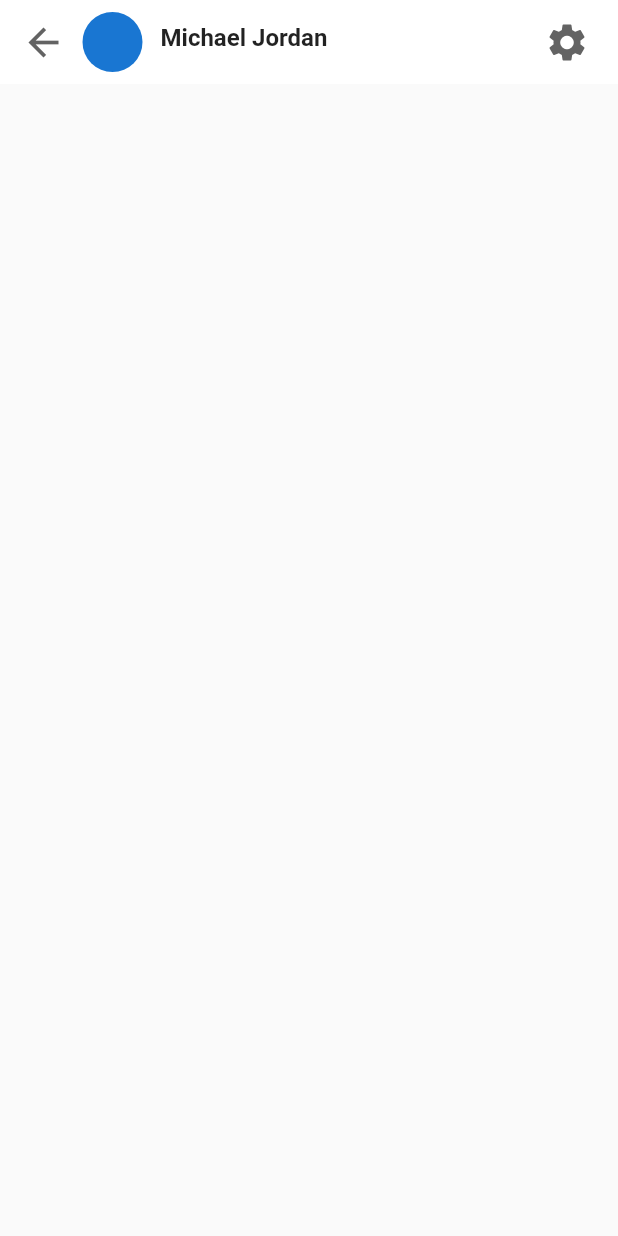
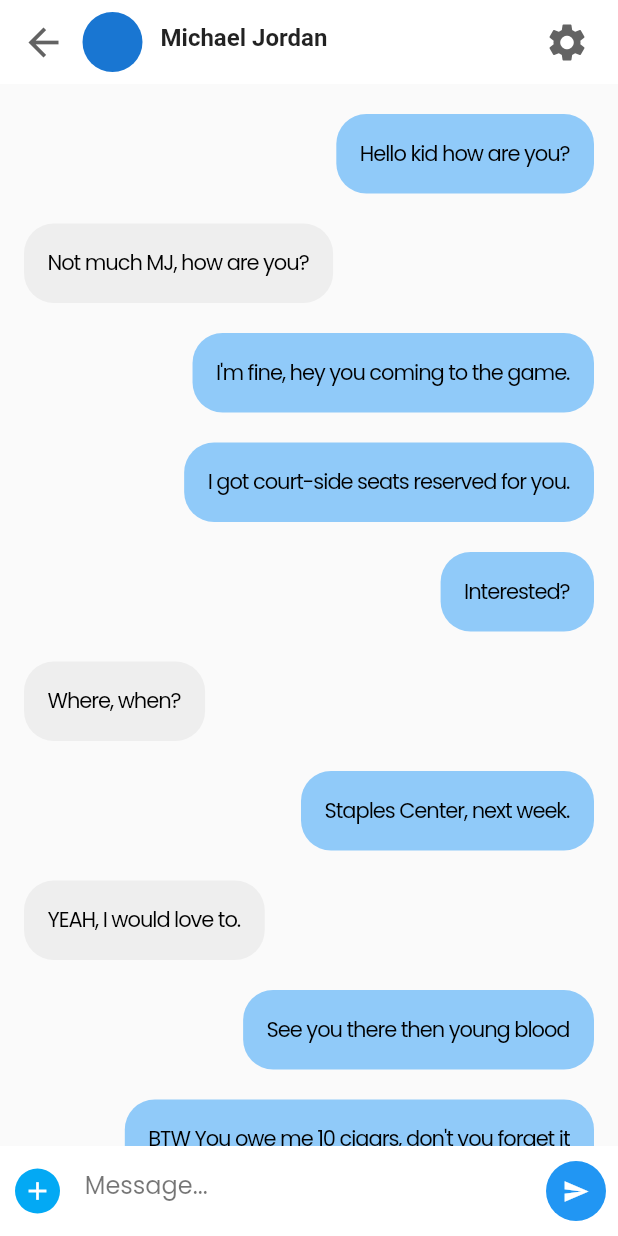
Before and after one commit to alptuzun/Flutter-Social-Media-App, a Flutter app: the ChatScreen screen opened directly, on a phone screen of 412 x 824 dp. Run offline on Flutter 3.47's test engine with Material 2 defaults, Android fonts, the phone set to English and light mode, and no system bars; our stand-ins replace email_validator, google_fonts, shared_preferences, smooth_page_indicator; accounts and stored records are empty.

Commit message:
created chat screen

```diff
--- a/lib/routes/chat_screen.dart
+++ b/lib/routes/chat_screen.dart
@@ -1,5 +1,9 @@
 import 'package:cs310_group_28/visuals/colors.dart';
+import 'package:cs310_group_28/visuals/screen_size.dart';
+import 'package:cs310_group_28/visuals/text_style.dart';
 import 'package:flutter/material.dart';
+import 'package:google_fonts/google_fonts.dart';
+import 'package:cs310_group_28/ui/chat_message.dart';
 
 class ChatScreen extends StatefulWidget {
   const ChatScreen({Key? key}) : super(key: key);
@@ -71,6 +75,78 @@ class _ChatScreenState extends State<ChatScreen> {
           ),
         ),
       ),
-        body: Container());
+      body: Stack(
+        children: <Widget>[
+          ListView.builder(
+            itemCount: messageList.length,
+            padding: const EdgeInsets.only(top: 10,bottom: 10),
+            itemBuilder: (context, index){
+              return Container(
+                padding: const EdgeInsets.only(left: 16,right: 16,top: 10,bottom: 10),
+                child: Align(
+                  alignment: (messageList[index].type == "receiver" ? Alignment.topLeft : Alignment.topRight),
+                  child: Container(
+                    decoration: BoxDecoration(
+                      borderRadius: BorderRadius.circular(20),
+                      color: (messageList[index].type  == "receiver" ? Colors.grey.shade200 : Colors.blue[200]),
+                    ),
+                    padding: const EdgeInsets.all(16),
+                    child: Text(messageList[index].message,
+                    style: Styles.appMainTextStyle,),
+                  ),
+                ),
+              );
+            },
+          ),
+          Align(
+            alignment: Alignment.bottomLeft,
+            child: Container(
+              padding: const EdgeInsets.only(left: 10, bottom: 10, top: 10),
+              height: 60,
+              width: double.infinity,
+              color: Colors.white,
+              child: Row(
+                children: <Widget>[
+                  GestureDetector(
+                    onTap: () {},
+                    child: Container(
+                        height: 30,
+                        width: 30,
+                        decoration: BoxDecoration(
+                          color: Colors.lightBlue,
+                          borderRadius: BorderRadius.circular(30),
+                        ),
+                        child: const Icon(Icons.add,
+                            color: Colors.white, size: 20)),
+                  ),
+                  SizedBox(width: screenWidth(context, dividedBy: 25)),
+                  Expanded(
+                    child: TextField(
+                      autocorrect: true,
+                      keyboardType: TextInputType.text,
+                      decoration: InputDecoration(
+                          hintText: "Message...",
+                          hintStyle: GoogleFonts.poppins(color: Colors.black54),
+                          border: InputBorder.none),
+                    ),
+                  ),
+                  SizedBox(width: screenWidth(context, dividedBy: 60)),
+                  FloatingActionButton(
+                    onPressed: () {},
+                    backgroundColor: Colors.blue,
+                    elevation: 0,
+                    child: const Icon(
+                      Icons.send,
+                      color: Colors.white,
+                      size: 18,
+                    ),
+                  ),
+                ],
+              ),
+            ),
+          ),
+        ],
+      ),
+    );
   }
 }
--- /dev/null
+++ b/lib/ui/chat_message.dart
@@ -0,0 +1,49 @@
+class Chat {
+  String message;
+  String type;
+
+  Chat({required this.message, required this.type});
+}
+
+List<Chat> messageList = [
+  Chat(
+    message: "Hello kid how are you?",
+    type: "sender",
+  ),
+  Chat(
+    message: "Not much MJ, how are you?",
+    type: "receiver",
+  ),
+  Chat(
+    message: "I'm fine, hey you coming to the game.",
+    type: "sender",
+  ),
+  Chat(
+    message: "I got court-side seats reserved for you.",
+    type: "sender",
+  ),
+  Chat(
+    message: "Interested?",
+    type: "sender",
+  ),
+  Chat(
+    message: "Where, when?",
+    type: "receiver",
+  ),
+  Chat(
+    message: "Staples Center, next week.",
+    type: "sender",
+  ),
+  Chat(
+    message: "YEAH, I would love to.",
+    type: "receiver",
+  ),
+  Chat(
+    message: "See you there then young blood",
+    type: "sender",
+  ),
+  Chat(
+    message: "BTW You owe me 10 cigars, don't you forget it",
+    type: "sender",
+  ),
+];
```
Also changed, not shown: lib/ui/search_card.dart (+0 -9 lines). Lines whose indentation alone changed are shown as unchanged.
